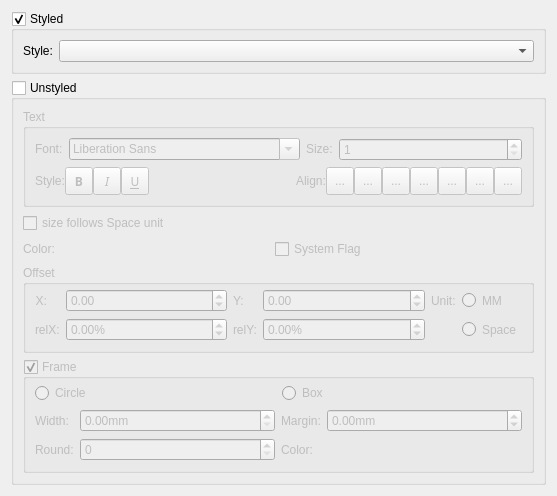
Before: the Qt Designer form mscore/mscore/textproperties.ui in musescore/musescore-old, drawn with Qt 5.
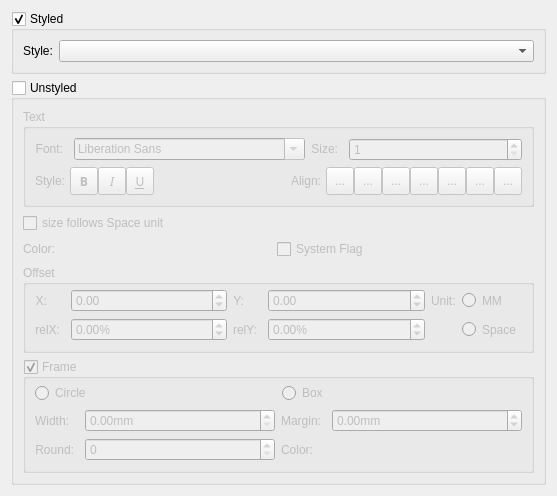
After: the same form once the commit is applied. Icons and pictures are not drawn. Custom widgets are drawn as their Qt base class.

Commit message: text layout update

What changed in the file:
```diff
--- a/mscore/mscore/textproperties.ui
+++ b/mscore/mscore/textproperties.ui
@@ -79,6 +79,12 @@
              <property name="text">
               <string>Font:</string>
              </property>
+             <property name="alignment">
+              <set>Qt::AlignRight|Qt::AlignTrailing|Qt::AlignVCenter</set>
+             </property>
+             <property name="indent">
+              <number>5</number>
+             </property>
             </widget>
            </item>
            <item>
@@ -99,6 +105,12 @@
              <property name="text">
               <string>Size:</string>
              </property>
+             <property name="alignment">
+              <set>Qt::AlignRight|Qt::AlignTrailing|Qt::AlignVCenter</set>
+             </property>
+             <property name="indent">
+              <number>5</number>
+             </property>
             </widget>
            </item>
            <item>
@@ -141,6 +153,12 @@
              <property name="textFormat">
               <enum>Qt::PlainText</enum>
              </property>
+             <property name="alignment">
+              <set>Qt::AlignRight|Qt::AlignTrailing|Qt::AlignVCenter</set>
+             </property>
+             <property name="indent">
+              <number>5</number>
+             </property>
             </widget>
            </item>
            <item>
@@ -257,6 +275,12 @@
              <property name="text">
               <string>Align:</string>
              </property>
+             <property name="alignment">
+              <set>Qt::AlignRight|Qt::AlignTrailing|Qt::AlignVCenter</set>
+             </property>
+             <property name="indent">
+              <number>5</number>
+             </property>
             </widget>
            </item>
            <item>
@@ -451,6 +475,12 @@
           <property name="text">
            <string>Color:</string>
           </property>
+          <property name="alignment">
+           <set>Qt::AlignRight|Qt::AlignTrailing|Qt::AlignVCenter</set>
+          </property>
+          <property name="indent">
+           <number>5</number>
+          </property>
          </widget>
         </item>
         <item>
@@ -535,6 +565,9 @@
              <property name="alignment">
               <set>Qt::AlignRight|Qt::AlignTrailing|Qt::AlignVCenter</set>
              </property>
+             <property name="indent">
+              <number>5</number>
+             </property>
             </widget>
            </item>
            <item row="0" column="1">
@@ -567,6 +600,12 @@
              <property name="text">
               <string>relX:</string>
              </property>
+             <property name="alignment">
+              <set>Qt::AlignRight|Qt::AlignTrailing|Qt::AlignVCenter</set>
+             </property>
+             <property name="indent">
+              <number>5</number>
+             </property>
             </widget>
            </item>
            <item row="1" column="1">
@@ -600,6 +639,12 @@
              <property name="text">
               <string extracomment="coordinate">Y:</string>
              </property>
+             <property name="alignment">
+              <set>Qt::AlignRight|Qt::AlignTrailing|Qt::AlignVCenter</set>
+             </property>
+             <property name="indent">
+              <number>5</number>
+             </property>
             </widget>
            </item>
            <item row="0" column="1">
@@ -632,6 +677,12 @@
              <property name="text">
               <string>relY:</string>
              </property>
+             <property name="alignment">
+              <set>Qt::AlignRight|Qt::AlignTrailing|Qt::AlignVCenter</set>
+             </property>
+             <property name="indent">
+              <number>5</number>
+             </property>
             </widget>
            </item>
            <item row="1" column="1">
@@ -755,6 +806,12 @@
              <property name="text">
               <string>Width:</string>
              </property>
+             <property name="alignment">
+              <set>Qt::AlignRight|Qt::AlignTrailing|Qt::AlignVCenter</set>
+             </property>
+             <property name="indent">
+              <number>5</number>
+             </property>
             </widget>
            </item>
            <item row="0" column="1">
@@ -781,6 +838,12 @@
              <property name="text">
               <string>Margin:</string>
              </property>
+             <property name="alignment">
+              <set>Qt::AlignRight|Qt::AlignTrailing|Qt::AlignVCenter</set>
+             </property>
+             <property name="indent">
+              <number>5</number>
+             </property>
             </widget>
            </item>
            <item row="0" column="3">
@@ -810,6 +873,12 @@
              <property name="text">
               <string>Round:</string>
              </property>
+             <property name="alignment">
+              <set>Qt::AlignRight|Qt::AlignTrailing|Qt::AlignVCenter</set>
+             </property>
+             <property name="indent">
+              <number>5</number>
+             </property>
             </widget>
            </item>
            <item row="1" column="1">
@@ -830,6 +899,12 @@
              <property name="text">
               <string>Color:</string>
              </property>
+             <property name="alignment">
+              <set>Qt::AlignRight|Qt::AlignTrailing|Qt::AlignVCenter</set>
+             </property>
+             <property name="indent">
+              <number>5</number>
+             </property>
             </widget>
            </item>
            <item row="1" column="3">
```
The commit also changes 2 other files.
